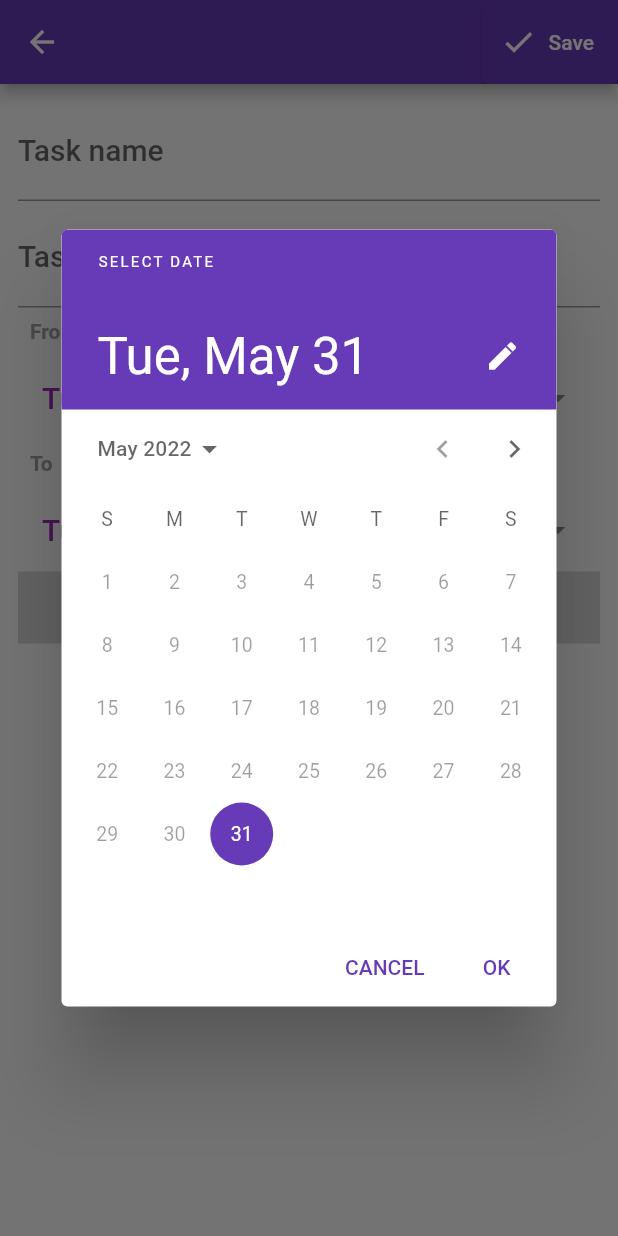
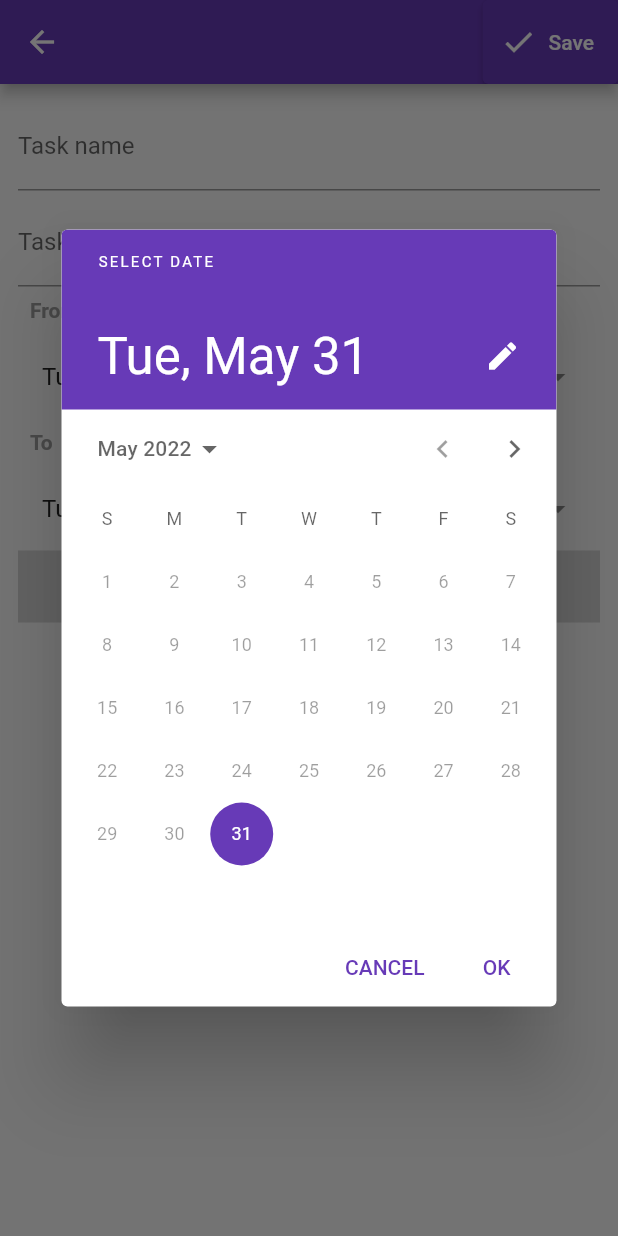
Before and after one commit to kiiru4reals/taskr, a Flutter app: the AddTasks screen opened directly, after a tap on an icon or button, on a phone screen of 412 x 824 dp. Run offline on Flutter 3.47's test engine with Material 2 defaults, Android fonts, the phone set to English and light mode, and no system bars; our stand-ins replace cached_network_image, easy_splash_screen, flutter_slidable, hive, hive_flutter, syncfusion_flutter_calendar; missing offline and left inert: list_tile_switch, syncfusion_flutter_core; accounts and stored records are empty; network calls fail; Roboto replaces fonts that are missing (Montserrat).

Commit message:
Fixed UI fonts

```diff
--- a/lib/core/styles.dart
+++ b/lib/core/styles.dart
@@ -7,25 +7,7 @@
       unselectedWidgetColor: Colors.grey,
       primarySwatch: Colors.deepPurple,
       visualDensity: VisualDensity.adaptivePlatformDensity,
-      textTheme: const TextTheme(
-        // Formally title textstyle
-        headlineLarge: TextStyle(
-          fontSize: 18,
-          fontWeight: FontWeight.w600,
-          color: Colors.white,
-        ),
-        // Moved from listTileTitleStyling
-        titleMedium: TextStyle(
-          fontSize: 20,
-          fontWeight: FontWeight.w500,
-          color: Colors.purple,
-        ),
-        // moved from listTileSubtitleStyling
-        bodySmall: TextStyle(
-          fontSize: 13,
-          color: Colors.white,
-        ),
-      ));
+      );
 
 
 }
```
Also changed, not shown: lib/features/homepage/widgets/progress_tracker_card.dart (+12 -4 lines), lib/features/homepage/widgets/tasks.dart (+10 -4 lines).
